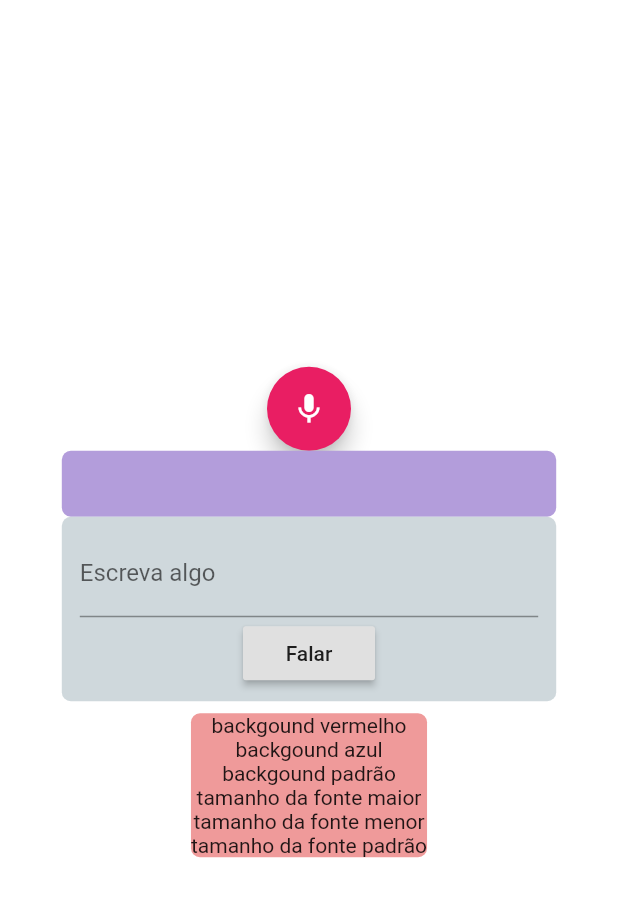
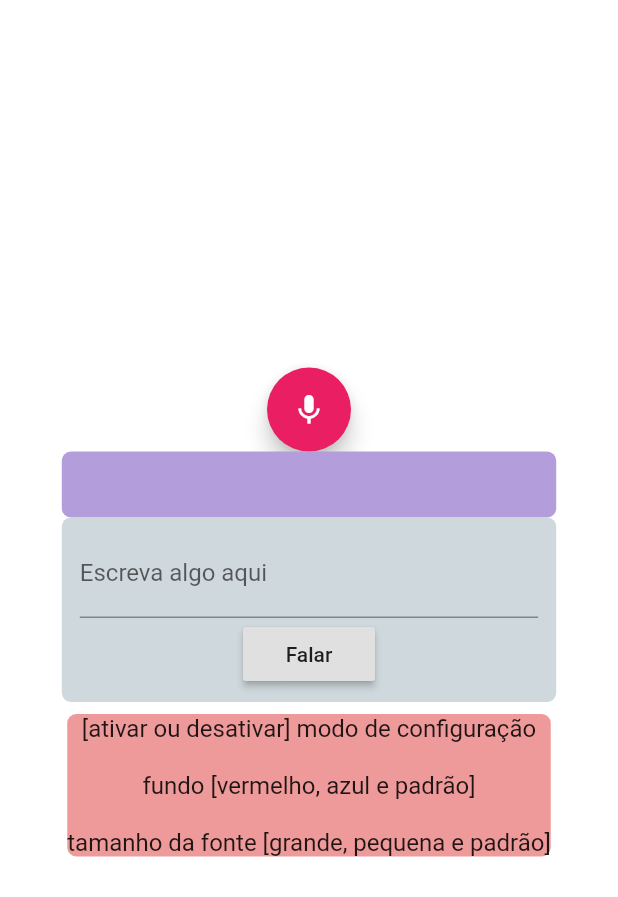
Before and after one commit to Skema1114/FlutterSpeech, a Flutter app: the screen it shows after launch, on a phone screen of 412 x 824 dp. Shown: the top 897 px of the screen. Run offline on Flutter 3.47's test engine with Material 2 defaults, Android fonts, the phone set to English and light mode, and no system bars; our stand-ins replace flutter_tts, permission_handler, toast; missing offline and left inert: speech_recognition.

Commit message:
Melhorando as configurações por voz

```diff
--- a/lib/main.dart
+++ b/lib/main.dart
@@ -34,7 +34,10 @@ class _VoiceHomeState extends State<VoiceHome> {
   final FlutterTts flutterTts = FlutterTts();
 
   Color fundoTela = Colors.white;
+  Color configuracaoCor = Colors.deepPurple[200];
   double tamanhoFonte = 24.0;
+
+  //bool modoConfiguracao = null;
 
   @override
   Future<void> initState() {
@@ -116,54 +119,55 @@ class _VoiceHomeState extends State<VoiceHome> {
 
   void configuracaoPorVoz(String comando) {
     switch (comando) {
-      case "backgound vermelho":
+      case "ativar modo de configuração":
+        configuracaoCor = Colors.red;
+        //modoConfiguracao = true;
+        flutterTts.speak("O modo de configuração foi ativado!");
+        Toast.show("Modo de configuração ATIVADO!", context,
+            duration: Toast.LENGTH_LONG, gravity: Toast.BOTTOM);
+        break;
+      case "desativar modo de configuração":
+        configuracaoCor = Colors.deepPurple[200];
+        //modoConfiguracao = false;
+        flutterTts.speak("O modo de configuração foi ativado!");
+        Toast.show("Modo de configuração DESATIVADO!", context,
+            duration: Toast.LENGTH_LONG, gravity: Toast.BOTTOM);
+        break;
+      case "fundo vermelho":
+        //if (modoConfiguracao == true) {
         fundoTela = Colors.red;
         flutterTts.speak("A cor do background foi alterada para vermelho");
+        //}
         break;
-      case "backgound azul":
+      case "fundo azul":
+        //if (modoConfiguracao == true) {
         fundoTela = Colors.blue;
         flutterTts.speak("A cor do background foi alterada para azul");
+        //}
         break;
-      case "backgound padrão":
-        fundoTela = Colors.blue;
+      case "fundo padrão":
+        //if (modoConfiguracao == true) {
+        fundoTela = Colors.white;
         flutterTts.speak("A cor do background foi alterada para o padrão");
+        //}
         break;
-      case "tamanho da fonte maior":
+      case "tamanho da fonte grande":
+        //if (modoConfiguracao == true) {
         tamanhoFonte = 40.0;
         flutterTts.speak("O tamanho da fonte foi alterado para 40");
+        //}
         break;
-      case "tamanho da fonte menor":
+      case "tamanho da fonte pequena":
+        //if (modoConfiguracao == true) {
         tamanhoFonte = 8.0;
         flutterTts.speak("O tamanho da fonte foi alterado para 8");
+        //}
         break;
       case "tamanho da fonte padrão":
+        //if (modoConfiguracao == true) {
         tamanhoFonte = 24.0;
         flutterTts.speak("O tamanho da fonte foi alterado para o padrão");
-        break;
-      // =================
-      case "Backgound vermelho":
-        fundoTela = Colors.red;
-        flutterTts.speak("A cor do background foi alterada para vermelho");
-        break;
-      case "Backgound azul":
-        fundoTela = Colors.blue;
-        flutterTts.speak("A cor do background foi alterada para azul");
-        break;
-      case "Backgound padrão":
-        fundoTela = Colors.blue;
-        flutterTts.speak("A cor do background foi alterada para o padrão");
-        break;
-      case "Tamanho da fonte maior":
-        tamanhoFonte = 40.0;
-        flutterTts.speak("O tamanho da fonte foi alterado para 40");
-        break;
-      case "Tamanho da fonte menor":
-        tamanhoFonte = 8.0;
-        flutterTts.speak("O tamanho da fonte foi alterado para 8");
-        break;
-      case "Tamanho da fonte padrão":
-        tamanhoFonte = 24.0;
-        flutterTts.speak("O tamanho da fonte foi alterado para o padrão");
+        //}
         break;
     }
   }
@@ -211,7 +215,8 @@ class _VoiceHomeState extends State<VoiceHome> {
             Container(
               width: MediaQuery.of(context).size.width * 0.8,
               decoration: BoxDecoration(
-                color: Colors.deepPurple[200],
+                color: configuracaoCor,
+                //Colors.deepPurple[200],
                 borderRadius: BorderRadius.circular(6.0),
               ),
               padding: EdgeInsets.symmetric(
@@ -243,7 +248,7 @@ class _VoiceHomeState extends State<VoiceHome> {
                   TextFormField(
                       controller: textEditingController,
                       decoration: InputDecoration(
-                        labelText: 'Escreva algo',
+                        labelText: 'Escreva algo aqui',
                         focusColor: Colors.white,
                       )),
                   RaisedButton(
@@ -264,12 +269,24 @@ class _VoiceHomeState extends State<VoiceHome> {
                 ),
                 child: Column(
                   children: <Widget>[
-                    Text('backgound vermelho'),
-                    Text('backgound azul'),
-                    Text('backgound padrão'),
-                    Text('tamanho da fonte maior'),
-                    Text('tamanho da fonte menor'),
-                    Text('tamanho da fonte padrão'),
+                    Text(
+                      '[ativar ou desativar] modo de configuração\n',
+                      style: TextStyle(
+                        fontSize: 16.0,
+                      ),
+                    ),
+                    Text(
+                      'fundo [vermelho, azul e padrão]\n',
+                      style: TextStyle(
+                        fontSize: 16.0,
+                      ),
+                    ),
+                    Text(
+                      'tamanho da fonte [grande, pequena e padrão]',
+                      style: TextStyle(
+                        fontSize: 16.0,
+                      ),
+                    ),
                   ],
                 ),
               ),
```
